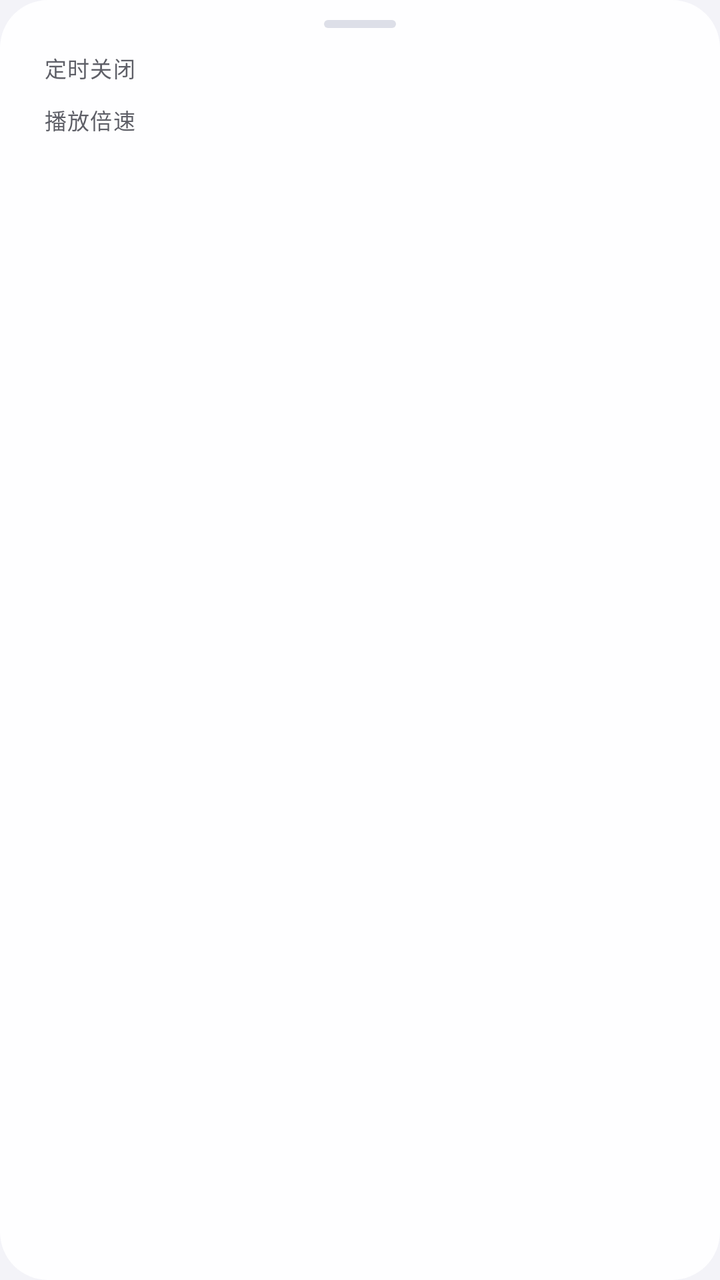
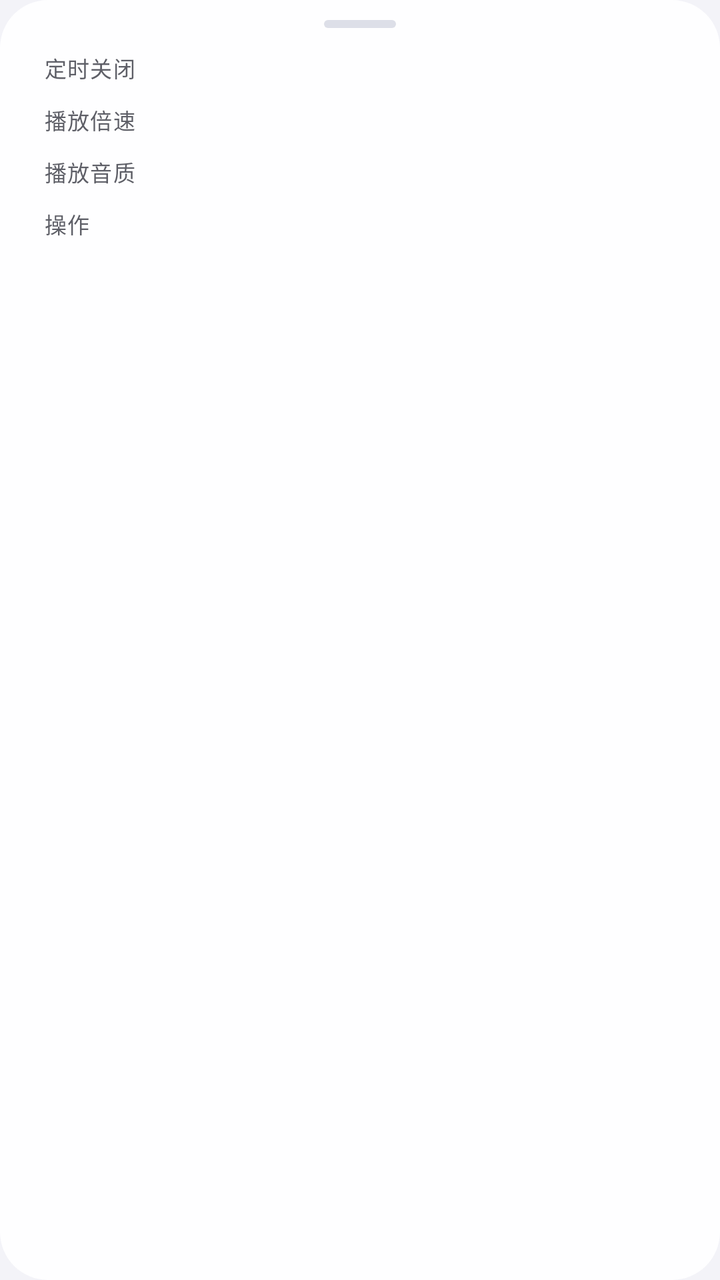

Before-and-after screenshots of an Android layout around one commit, followed by the original layout XML and the change that was made.
<!-- AndroidManifest.xml: application theme Theme.Aurora -->
<!-- res/layout/dialog_play_options.xml -->
<?xml version="1.0" encoding="utf-8"?>
<LinearLayout xmlns:android="http://schemas.android.com/apk/res/android"
    android:id="@+id/playOptionsRoot"
    android:layout_width="match_parent"
    android:layout_height="wrap_content"
    android:background="@drawable/bg_dialog"
    android:orientation="vertical"
    android:paddingTop="10dp"
    android:paddingBottom="14dp">

    <View
        android:layout_width="36dp"
        android:layout_height="4dp"
        android:layout_gravity="center_horizontal"
        android:background="@drawable/bg_dialog_handle" />

    <TextView
        style="@style/Text.Caption"
        android:layout_width="match_parent"
        android:layout_height="wrap_content"
        android:layout_marginTop="12dp"
        android:paddingStart="22dp"
        android:paddingEnd="22dp"
        android:text="@string/player_sleep_timer"
        android:textColor="?attr/auInkSecondary" />

    <LinearLayout
        android:id="@+id/optionsSleep"
        android:layout_width="match_parent"
        android:layout_height="wrap_content"
        android:orientation="vertical" />

    <TextView
        style="@style/Text.Caption"
        android:layout_width="match_parent"
        android:layout_height="wrap_content"
        android:layout_marginTop="10dp"
        android:paddingStart="22dp"
        android:paddingEnd="22dp"
        android:text="@string/player_speed"
        android:textColor="?attr/auInkSecondary" />

    <LinearLayout
        android:id="@+id/optionsSpeed"
        android:layout_width="match_parent"
        android:layout_height="wrap_content"
        android:orientation="vertical" />
</LinearLayout>
<!-- resources referenced by this layout -->
<resources>
  <!-- drawable bg_dialog (drawable) -->
  <?xml version="1.0" encoding="utf-8"?>
  <shape xmlns:android="http://schemas.android.com/apk/res/android" android:shape="rectangle">
      <solid android:color="?attr/auSurface" />
      <corners android:radius="24dp" />
  </shape>
  <!-- drawable bg_dialog_handle (drawable) -->
  <?xml version="1.0" encoding="utf-8"?>
  <shape xmlns:android="http://schemas.android.com/apk/res/android" android:shape="rectangle">
      <solid android:color="?attr/auHairline" />
      <corners android:radius="2dp" />
  </shape>
  <string name="player_sleep_timer">定时关闭</string>
  <string name="player_speed">播放倍速</string>
  <style name="Text.Caption">
          <item name="android:layout_width">wrap_content</item>
          <item name="android:layout_height">wrap_content</item>
          <item name="android:textSize">11sp</item>
          <item name="android:textColor">?attr/auInkTertiary</item>
          <item name="android:letterSpacing">0.04</item>
      </style>
  <color name="theme_aurora_accent">#5359BA</color>
  <color name="theme_aurora_accent_on">#FDFDFF</color>
  <color name="theme_aurora_surface">#FEFEFF</color>
  <color name="theme_aurora_ink">#181920</color>
  <color name="theme_aurora_surface_sunken">#ECEDF3</color>
  <color name="theme_aurora_ink_secondary">#5E5F67</color>
  <color name="theme_aurora_hairline">#DDDFE8</color>
  <color name="theme_aurora_danger">#B74441</color>
  <color name="theme_aurora_canvas">#F3F3F8</color>
  <style name="Animation.Aurora.Window" parent="@android:style/Animation.Activity">
          <item name="android:activityOpenEnterAnimation">@anim/fade_in_scale</item>
          <item name="android:activityOpenExitAnimation">@anim/fade_out</item>
          <item name="android:activityCloseEnterAnimation">@anim/fade_in</item>
          <item name="android:activityCloseExitAnimation">@anim/fade_out_scale</item>
      </style>
  <color name="theme_aurora_surface_pressed">#E0E2E9</color>
  <color name="theme_aurora_hero_placeholder">#E3E4EB</color>
  <color name="theme_aurora_ink_tertiary">#6E7077</color>
  <color name="theme_aurora_ink_inverse">#FDFEFF</color>
  <color name="theme_aurora_accent_soft">#E9ECFF</color>
  <color name="theme_aurora_accent_deep">#3F429C</color>
  <color name="theme_aurora_accent_cyan">#3AB0C2</color>
  <color name="theme_aurora_hairline_dark">#1FFFFFFF</color>
  <color name="theme_aurora_scrim">#8C000000</color>
  <color name="theme_aurora_nav_pill">#D9DBE8</color>
  <color name="theme_aurora_dark_canvas">#0D0F18</color>
  <color name="theme_aurora_on_dark">#F9FAFD</color>
  <color name="theme_aurora_on_dark_secondary">#B4B5BC</color>
  <color name="theme_aurora_dark_pill">#33FFFFFF</color>
  <color name="theme_aurora_like">#D54563</color>
  <color name="theme_aurora_progress_start">#6068CA</color>
  <color name="theme_aurora_progress_mid">#535AB7</color>
  <color name="theme_aurora_progress_end">#757FE2</color>
  <color name="theme_aurora_tag_brand_bg">#E8ECFF</color>
  <color name="theme_aurora_tag_brand_text">#494EA9</color>
  <color name="theme_aurora_tag_warm_bg">#FFEEE1</color>
  <color name="theme_aurora_tag_warm_text">#944E12</color>
  <color name="theme_aurora_tag_neutral_bg">#ECEEF6</color>
  <color name="theme_aurora_success">#287B46</color>
  <color name="theme_aurora_warning">#A16500</color>
  <color name="theme_aurora_blob_a">#AAB2E4</color>
  <color name="theme_aurora_blob_b">#C5A9D8</color>
  <color name="theme_aurora_blob_c">#8EBCE1</color>
  <color name="theme_aurora_blob_d">#7DC4C6</color>
  <!-- unchanged entries left out for length: 1 -->
</resources>

<!-- the commit's change to res/layout/dialog_play_options.xml (unified diff, before → after) -->
@@ -45,4 +45,37 @@
         android:layout_width="match_parent"
         android:layout_height="wrap_content"
         android:orientation="vertical" />
+
+    <TextView
+        android:id="@+id/qualityCaption"
+        style="@style/Text.Caption"
+        android:layout_width="match_parent"
+        android:layout_height="wrap_content"
+        android:layout_marginTop="10dp"
+        android:paddingStart="22dp"
+        android:paddingEnd="22dp"
+        android:text="@string/player_quality"
+        android:textColor="?attr/auInkSecondary" />
+
+    <LinearLayout
+        android:id="@+id/optionsQuality"
+        android:layout_width="match_parent"
+        android:layout_height="wrap_content"
+        android:orientation="vertical" />
+
+    <TextView
+        style="@style/Text.Caption"
+        android:layout_width="match_parent"
+        android:layout_height="wrap_content"
+        android:layout_marginTop="10dp"
+        android:paddingStart="22dp"
+        android:paddingEnd="22dp"
+        android:text="@string/player_actions"
+        android:textColor="?attr/auInkSecondary" />
+
+    <LinearLayout
+        android:id="@+id/optionsActions"
+        android:layout_width="match_parent"
+        android:layout_height="wrap_content"
+        android:orientation="vertical" />
 </LinearLayout>
<!-- resource entries referenced after the edit -->
@@ -12,6 +12,8 @@
       <solid android:color="?attr/auHairline" />
       <corners android:radius="2dp" />
   </shape>
+  <string name="player_actions">操作</string>
+  <string name="player_quality">播放音质</string>
   <string name="player_sleep_timer">定时关闭</string>
   <string name="player_speed">播放倍速</string>
   <style name="Text.Caption">
